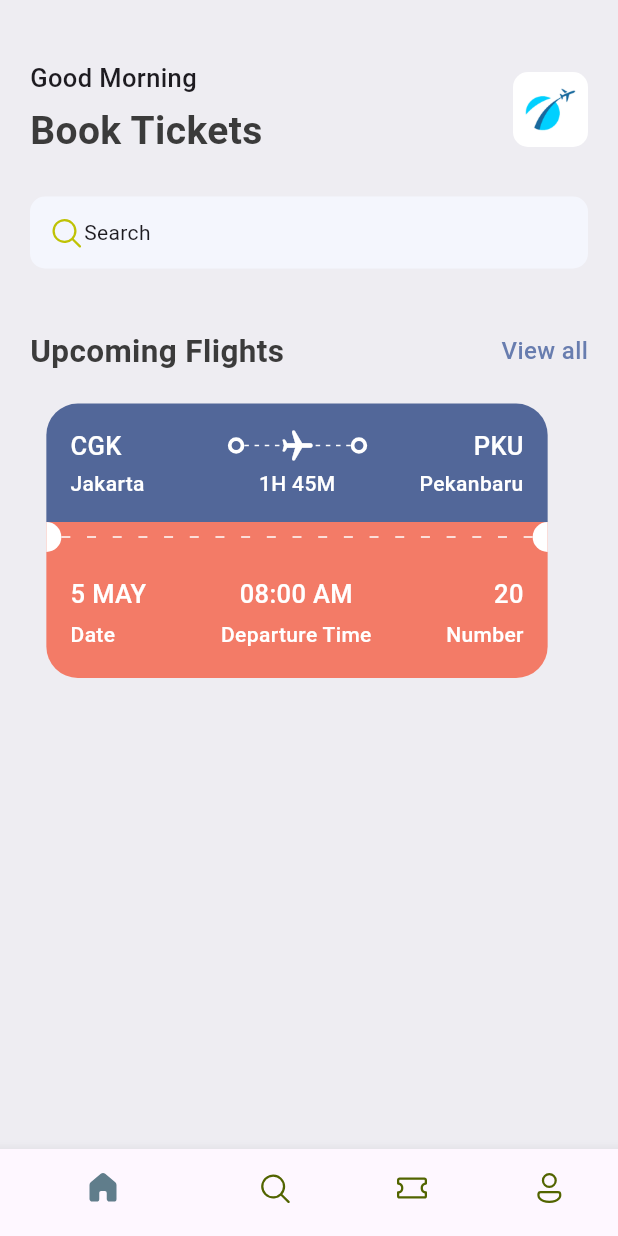
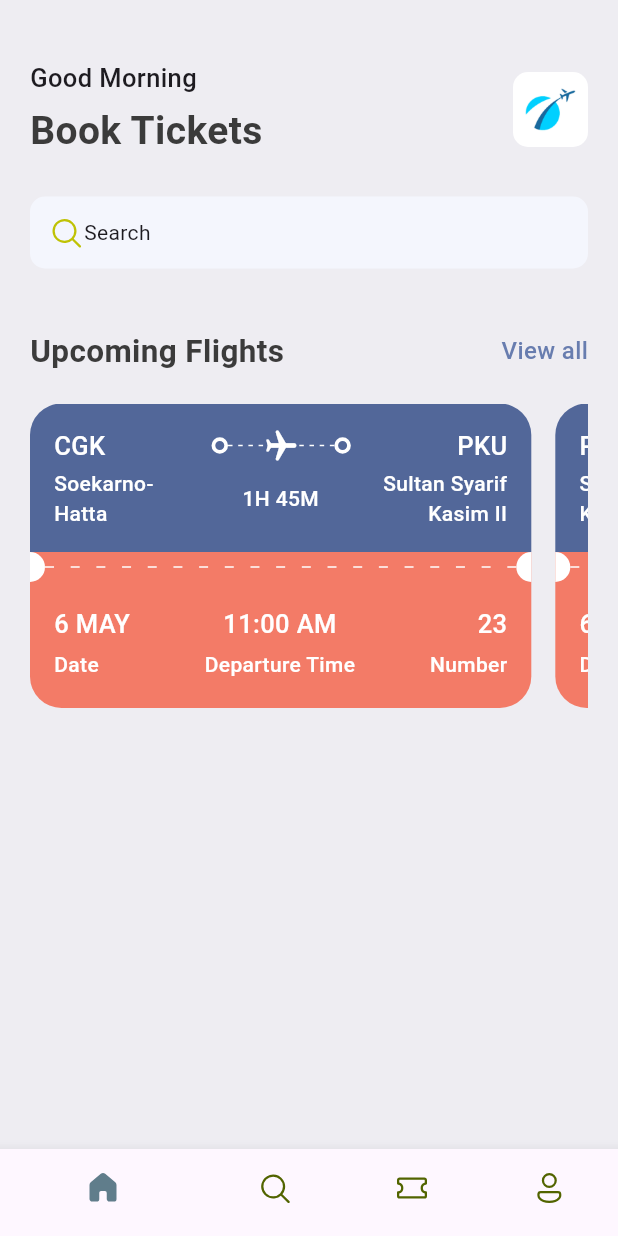
Before and after one commit to azrinurvani/Flutter-Ticket, a Flutter app: the screen it shows after launch, on a phone screen of 412 x 824 dp. Run offline on Flutter 3.47's test engine with Material 3 defaults, Android fonts, the phone set to English and light mode, and no system bars; our stand-ins replace fluentui_icons.

Commit message:
Render ticket data from map json structure

```diff
--- /dev/null
+++ b/lib/base/utils/all_json.dart
@@ -0,0 +1,82 @@
+List<Map<String, dynamic>> ticketList = [
+  {
+    'from': {'code': 'CGK', 'name': 'Soekarno-Hatta'},
+    'to': {'code': 'PKU', 'name': 'Sultan Syarif Kasim II'},
+    'flying_time': '1H 45M',
+    'date': '6 MAY',
+    'departure_time': '11:00 AM',
+    'number': 23
+  },
+  {
+    'from': {'code': 'PKU', 'name': 'Sultan Syarif Kasim II'},
+    'to': {'code': 'CGK', 'name': 'Soekarno-Hatta'},
+    'flying_time': '1H 45M',
+    'date': '6 MAY',
+    'departure_time': '03:00 PM',
+    'number': 20
+  },
+  {
+    'from': {'code': 'DPS', 'name': 'Ngurah Rai'},
+    'to': {'code': 'SUB', 'name': 'Juanda'},
+    'flying_time': '1H 10M',
+    'date': '7 MAY',
+    'departure_time': '09:30 AM',
+    'number': 34
+  },
+  {
+    'from': {'code': 'SUB', 'name': 'Juanda'},
+    'to': {'code': 'DPS', 'name': 'Ngurah Rai'},
+    'flying_time': '1H 10M',
+    'date': '7 MAY',
+    'departure_time': '01:00 PM',
+    'number': 35
+  },
+  {
+    'from': {'code': 'CGK', 'name': 'Soekarno-Hatta'},
+    'to': {'code': 'KNO', 'name': 'Kualanamu'},
+    'flying_time': '2H 15M',
+    'date': '8 MAY',
+    'departure_time': '08:00 AM',
+    'number': 45
+  },
+  {
+    'from': {'code': 'KNO', 'name': 'Kualanamu'},
+    'to': {'code': 'CGK', 'name': 'Soekarno-Hatta'},
+    'flying_time': '2H 10M',
+    'date': '8 MAY',
+    'departure_time': '04:30 PM',
+    'number': 46
+  },
+  {
+    'from': {'code': 'UPG', 'name': 'Sultan Hasanuddin'},
+    'to': {'code': 'CGK', 'name': 'Soekarno-Hatta'},
+    'flying_time': '2H 40M',
+    'date': '9 MAY',
+    'departure_time': '07:15 AM',
+    'number': 51
+  },
+  {
+    'from': {'code': 'CGK', 'name': 'Soekarno-Hatta'},
+    'to': {'code': 'UPG', 'name': 'Sultan Hasanuddin'},
+    'flying_time': '2H 40M',
+    'date': '9 MAY',
+    'departure_time': '01:15 PM',
+    'number': 52
+  },
+  {
+    'from': {'code': 'CGK', 'name': 'Soekarno-Hatta'},
+    'to': {'code': 'YIA', 'name': 'Yogyakarta'},
+    'flying_time': '1H 10M',
+    'date': '10 MAY',
+    'departure_time': '10:00 AM',
+    'number': 60
+  },
+  {
+    'from': {'code': 'YIA', 'name': 'Yogyakarta'},
+    'to': {'code': 'CGK', 'name': 'Soekarno-Hatta'},
+    'flying_time': '1H 15M',
+    'date': '10 MAY',
+    'departure_time': '06:00 PM',
+    'number': 61
+  }
+];
--- a/lib/base/widgets/text_style_third.dart
+++ b/lib/base/widgets/text_style_third.dart
@@ -9,9 +9,7 @@ class TextStyleThird extends StatelessWidget {
   Widget build(BuildContext context) {
     return Text(
       text,
-      style: AppStyles.headLineStyle3.copyWith(
-        color: Colors.white,
-      ),
+      style: AppStyles.headLineStyle3.copyWith(color: Colors.white),
     );
   }
 }
--- a/lib/base/widgets/ticket_view.dart
+++ b/lib/base/widgets/ticket_view.dart
@@ -8,7 +8,9 @@ import 'package:ticket_app/base/widgets/text_style_fourth.dart';
 import 'package:ticket_app/base/widgets/text_style_third.dart';
 
 class TicketView extends StatelessWidget {
-  const TicketView({super.key});
+  final Map<String, dynamic> ticket;
+
+  const TicketView({super.key, required this.ticket});
 
   @override
   Widget build(BuildContext context) {
@@ -16,7 +18,7 @@ class TicketView extends StatelessWidget {
 
     return SizedBox(
       width: size.width * 0.85,
-      height: 199,
+      height: 219,
       child: Container(
         margin: EdgeInsets.only(right: 16),
         child: Column(
@@ -36,11 +38,11 @@ class TicketView extends StatelessWidget {
                   //show departure and destination with icons first line
                   Row(
                     children: [
-                      TextStyleThird(
-                        text: "CGK",
-                      ),
+                      TextStyleThird(text: ticket['from']['code']),
                       Expanded(child: Container()),
                       const BigDot(),
+                      //ticket flying icon
+
                       //Expanded it's better control for alignment for complex widgets more than mainAxisAlignment
                       Expanded(
                         child: Stack(
@@ -71,7 +73,7 @@ class TicketView extends StatelessWidget {
                         child: Container(),
                       ),
                       TextStyleThird(
-                        text: "PKU",
+                        text: ticket['to']['code'],
                       ),
                     ],
                   ),
@@ -85,19 +87,19 @@ class TicketView extends StatelessWidget {
                     children: [
                       SizedBox(
                         width: 100,
-                        child: TextStyleFourth(text: "Jakarta"),
+                        child: TextStyleFourth(text: ticket['from']['name']),
                       ),
                       Expanded(
                         child: Container(),
                       ),
-                      TextStyleFourth(text: "1H 45M"),
+                      TextStyleFourth(text: ticket['flying_time']),
                       Expanded(
                         child: Container(),
                       ),
                       SizedBox(
                         width: 100,
                         child: TextStyleFourth(
-                          text: "Pekanbaru",
+                          text: ticket['to']['name'],
                           textAlign: TextAlign.end,
                         ),
                       ),
@@ -147,17 +149,17 @@ class TicketView extends StatelessWidget {
                     mainAxisAlignment: MainAxisAlignment.spaceBetween,
                     children: [
                       AppColumnTextLayout(
-                        topText: "5 MAY",
+                        topText: ticket['date'],
                         bottomText: "Date",
                         crossAxisAlignment: CrossAxisAlignment.start,
                       ),
                       AppColumnTextLayout(
-                        topText: "08:00 AM",
+                        topText: ticket['departure_time'],
                         bottomText: "Departure Time",
                         crossAxisAlignment: CrossAxisAlignment.center,
                       ),
                       AppColumnTextLayout(
-                        topText: "20",
+                        topText: ticket['number'].toString(),
                         bottomText: "Number",
                         crossAxisAlignment: CrossAxisAlignment.end,
                       ),
--- a/lib/screens/home_screen.dart
+++ b/lib/screens/home_screen.dart
@@ -2,6 +2,7 @@ import 'package:fluentui_icons/fluentui_icons.dart';
 import 'package:flutter/material.dart';
 import 'package:ticket_app/base/res/media.dart';
 import 'package:ticket_app/base/res/styles/app_styles.dart';
+import 'package:ticket_app/base/utils/all_json.dart';
 import 'package:ticket_app/base/widgets/app_double_text.dart';
 import 'package:ticket_app/base/widgets/ticket_view.dart';
 
@@ -84,7 +85,15 @@ class HomeScreen extends StatelessWidget {
                 const SizedBox(
                   height: 20,
                 ),
-                TicketView(),
+                SingleChildScrollView(
+                  scrollDirection: Axis.horizontal,
+                  child: Row(
+                    children: ticketList
+                        .take(ticketList.length)
+                        .map((singleTicket) => TicketView(ticket:singleTicket))
+                        .toList(),
+                  ),
+                ),
               ],
             ),
           ),
```
